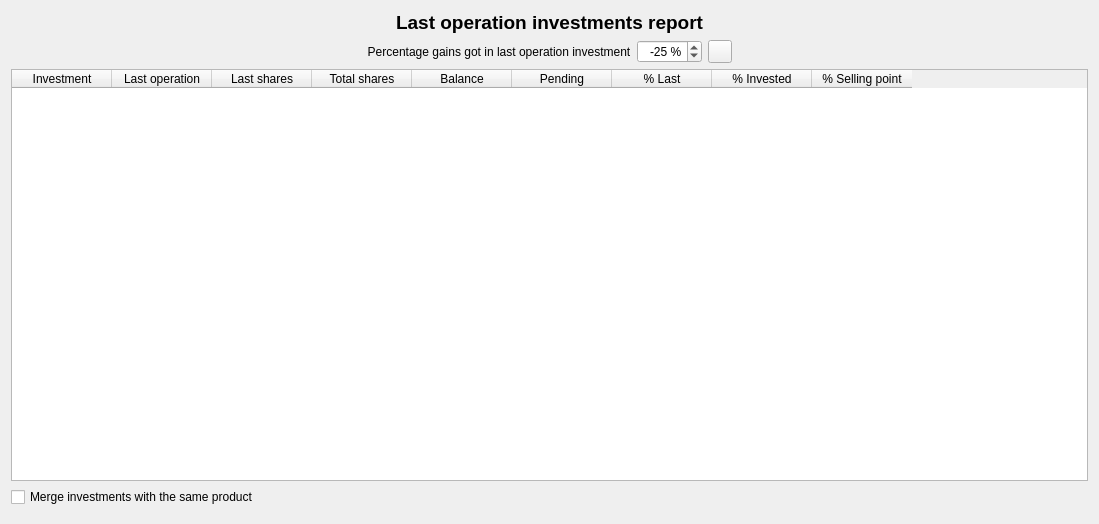
The window that ui/wdgLastCurrent.ui (turulomio/xulpymoney) describes before a commit, drawn with Qt 5.
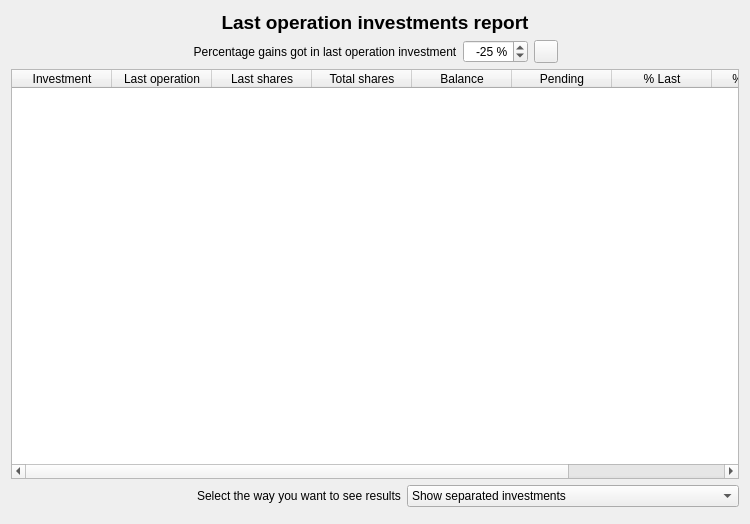
The same window after the commit. Icons and pictures are not drawn. Custom widgets are drawn as their Qt base class.

The edit to the form file:
```diff
--- a/ui/wdgLastCurrent.ui
+++ b/ui/wdgLastCurrent.ui
@@ -6,11 +6,11 @@
    <rect>
     <x>0</x>
     <y>0</y>
-    <width>1099</width>
+    <width>750</width>
     <height>524</height>
    </rect>
   </property>
-  <layout class="QHBoxLayout" name="horizontalLayout_2">
+  <layout class="QHBoxLayout" name="horizontalLayout_3">
    <item>
     <layout class="QVBoxLayout" name="verticalLayout">
      <item>
@@ -177,11 +177,50 @@
       </widget>
      </item>
      <item>
-      <widget class="QCheckBox" name="chkSameProduct">
-       <property name="text">
-        <string>Merge investments with the same product</string>
-       </property>
-      </widget>
+      <layout class="QHBoxLayout" name="horizontalLayout_2">
+       <item>
+        <spacer name="horizontalSpacer_3">
+         <property name="orientation">
+          <enum>Qt::Horizontal</enum>
+         </property>
+         <property name="sizeHint" stdset="0">
+          <size>
+           <width>40</width>
+           <height>20</height>
+          </size>
+         </property>
+        </spacer>
+       </item>
+       <item>
+        <widget class="QLabel" name="label_2">
+         <property name="text">
+          <string>Select the way you want to see results</string>
+         </property>
+        </widget>
+       </item>
+       <item>
+        <widget class="QComboBox" name="cmbSameProduct">
+         <property name="sizeAdjustPolicy">
+          <enum>QComboBox::AdjustToContents</enum>
+         </property>
+         <item>
+          <property name="text">
+           <string>Show separated investments</string>
+          </property>
+         </item>
+         <item>
+          <property name="text">
+           <string>Show merging current investment operations (Not FIFO)</string>
+          </property>
+         </item>
+         <item>
+          <property name="text">
+           <string>Show merging investment operations (FIFO)</string>
+          </property>
+         </item>
+        </widget>
+       </item>
+      </layout>
      </item>
      <item>
       <widget class="QWidget" name="wdgIBM" native="true"/>
```
